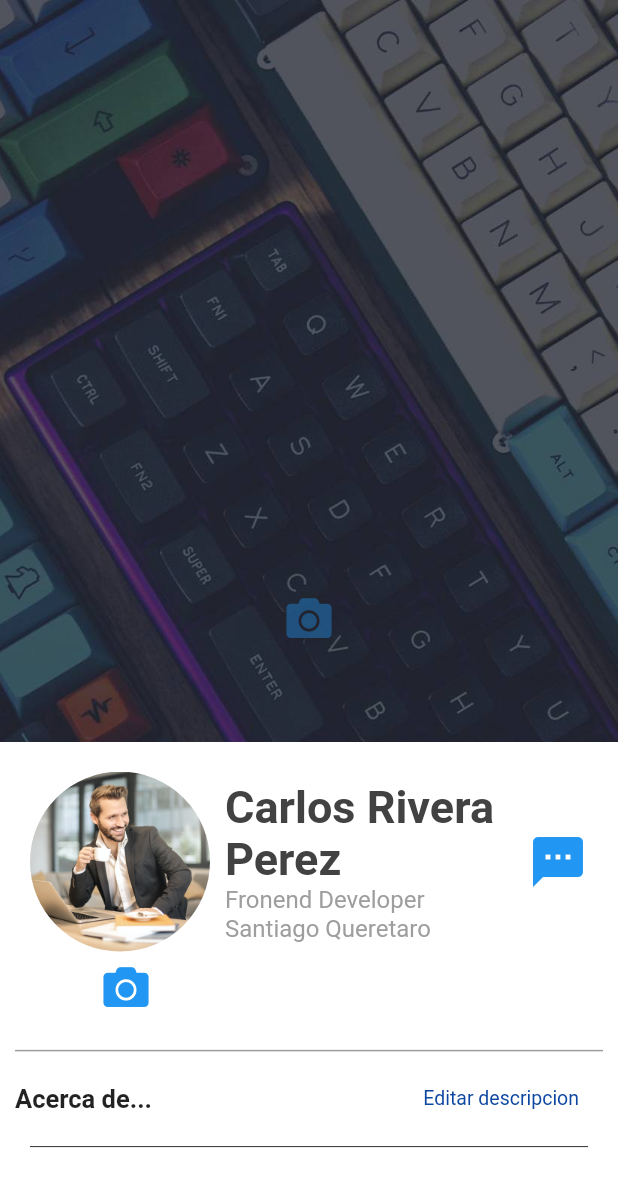
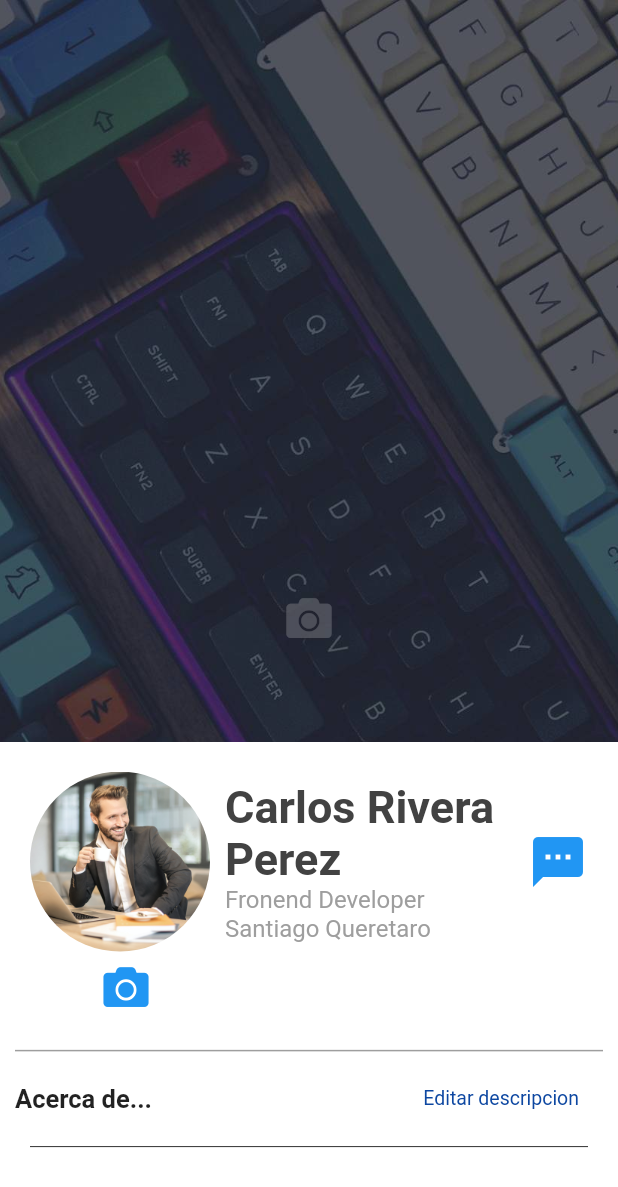
Before and after one commit to FernandoAngRios/perfil3.1, a Flutter app: the screen it shows after launch, on a phone screen of 412 x 824 dp. Shown: the top 1187 px of the screen. Run offline on Flutter 3.47's test engine with Material 2 defaults, Android fonts, the phone set to English and light mode, and no system bars; our stand-ins replace file_picker, font_awesome_flutter, image_picker; network calls fail.

Commit message:
version3.1.1

```diff
--- a/lib/src/profilepage.dart
+++ b/lib/src/profilepage.dart
@@ -66,7 +66,7 @@ class _ProfilePageState extends State<ProfilePage> {
           Align(
             alignment: Alignment.center,
             child: IconButton(
-              color: Colors.blue.withOpacity(0.4),
+              color: Colors.white.withOpacity(0.2),
               icon: Icon(
                 FontAwesomeIcons.camera,
                 size: 30,
```
